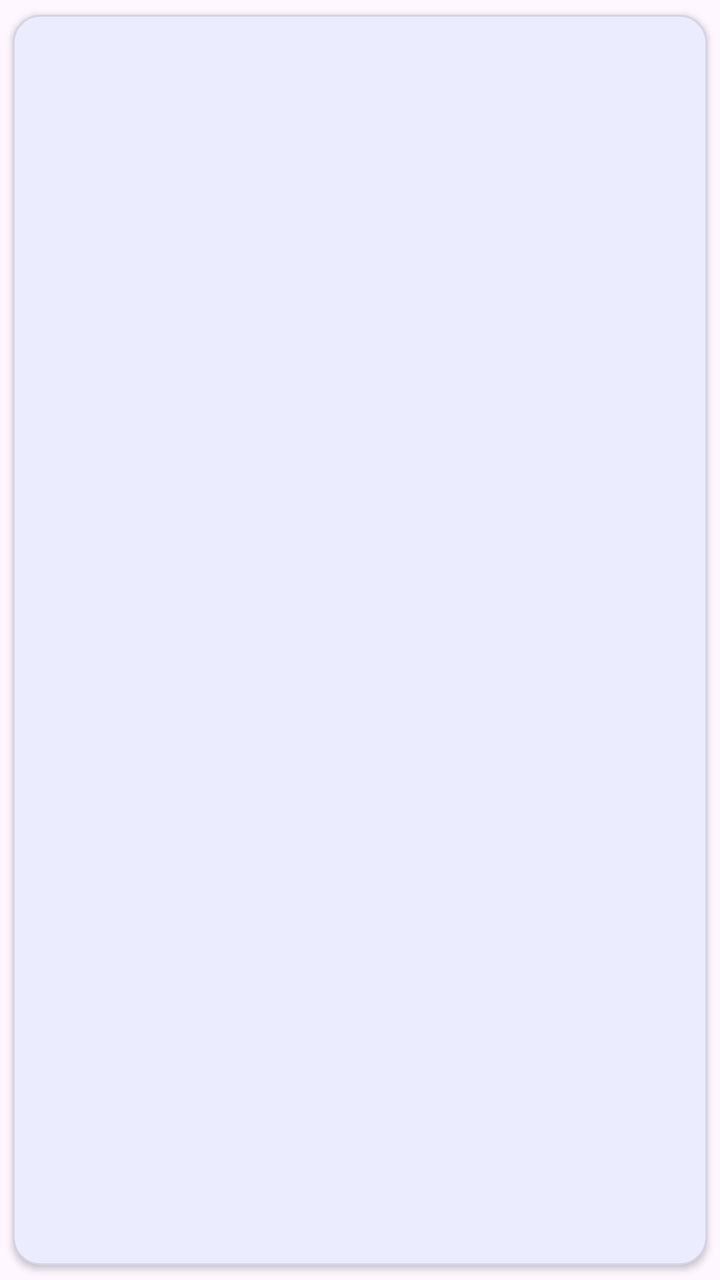
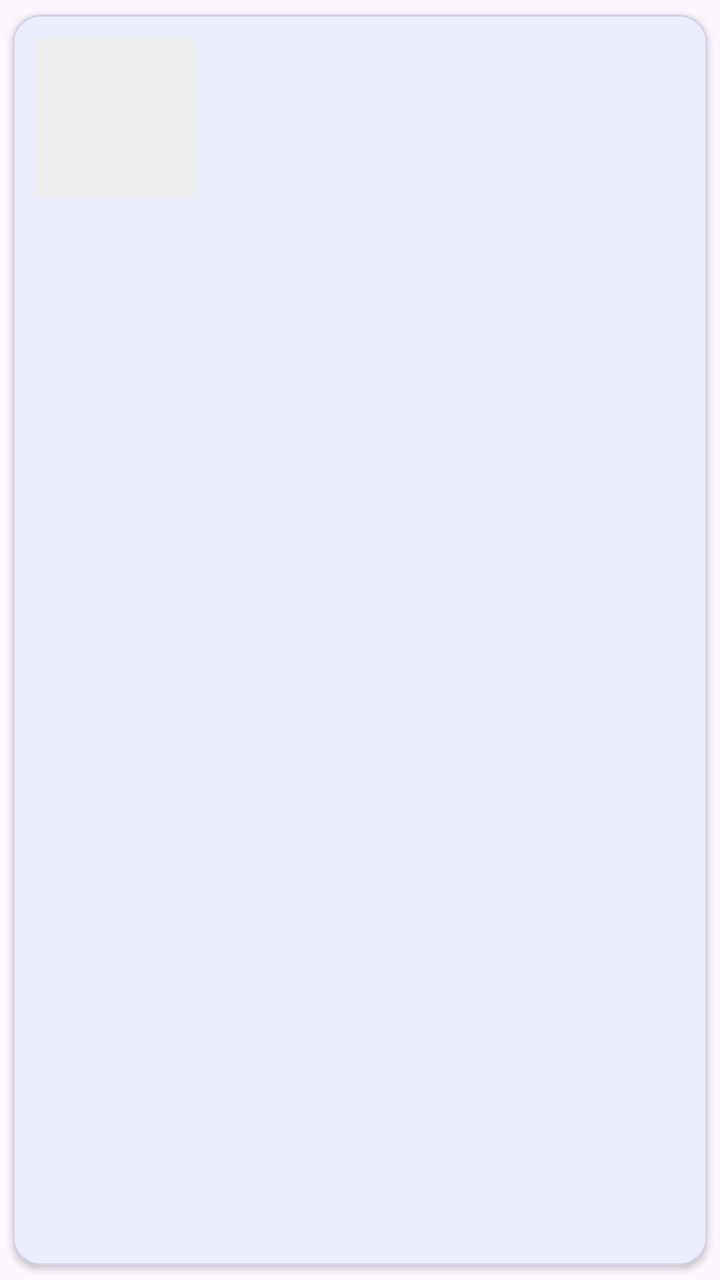

The first picture is an Android layout as it rendered before a commit; the second is the same layout after the commit. The layout source and the unified diff follow.
<!-- AndroidManifest.xml: application theme Theme.AcadenceApp -->
<!-- res/layout/item_doc_card.xml -->
<?xml version="1.0" encoding="utf-8"?>
<com.google.android.material.card.MaterialCardView
    xmlns:android="http://schemas.android.com/apk/res/android"
    xmlns:app="http://schemas.android.com/apk/res-auto"
    android:id="@+id/docCard"
    android:layout_width="match_parent"
    android:layout_height="wrap_content"
    android:layout_margin="8dp"
    app:cardUseCompatPadding="true"
    app:cardCornerRadius="14dp"
    app:cardElevation="2dp"
    app:strokeWidth="1dp"
    app:strokeColor="#1A000000">

    <LinearLayout
        android:layout_width="match_parent"
        android:layout_height="wrap_content"
        android:orientation="vertical"
        android:padding="12dp">

        <TextView
            android:id="@+id/docTitle"
            android:layout_width="match_parent"
            android:layout_height="wrap_content"
            android:textSize="16sp"
            android:textStyle="bold"
            android:maxLines="2"
            android:ellipsize="end"/>

        <TextView
            android:id="@+id/docMeta"
            android:layout_width="match_parent"
            android:layout_height="wrap_content"
            android:layout_marginTop="4dp"
            android:textSize="13sp"
            android:textColor="#7A000000"
            android:maxLines="1"
            android:ellipsize="end"/>

        <TextView
            android:id="@+id/docTags"
            android:layout_width="match_parent"
            android:layout_height="wrap_content"
            android:layout_marginTop="6dp"
            android:textSize="12sp"
            android:textColor="#990066FF"
            android:maxLines="1"
            android:ellipsize="end"/>
    </LinearLayout>
</com.google.android.material.card.MaterialCardView>
<!-- resources referenced by this layout -->
<resources>
  <style name="Theme.AcadenceApp" parent="Base.Theme.AcadenceApp" />
  <style name="Base.Theme.AcadenceApp" parent="Theme.Material3.DayNight.NoActionBar">
          <item name="colorPrimary">#0066FF</item>   
          <item name="colorPrimaryVariant">#004C99</item> 
          <item name="colorOnPrimary">#FFFFFF</item> 
      </style>
</resources>

<!-- the commit's change to res/layout/item_doc_card.xml (unified diff, before → after) -->
@@ -15,36 +15,52 @@
     <LinearLayout
         android:layout_width="match_parent"
         android:layout_height="wrap_content"
-        android:orientation="vertical"
+        android:orientation="horizontal"
         android:padding="12dp">
 
-        <TextView
-            android:id="@+id/docTitle"
-            android:layout_width="match_parent"
+        <ImageView
+            android:id="@+id/thumbnailImage"
+            android:layout_width="80dp"
+            android:layout_height="80dp"
+            android:scaleType="centerCrop"
+            android:background="#EEEEEE"
+            android:contentDescription="Thumbnail" />
+
+        <LinearLayout
+            android:layout_width="0dp"
             android:layout_height="wrap_content"
-            android:textSize="16sp"
-            android:textStyle="bold"
-            android:maxLines="2"
-            android:ellipsize="end"/>
+            android:layout_weight="1"
+            android:orientation="vertical"
+            android:paddingStart="12dp">
 
-        <TextView
-            android:id="@+id/docMeta"
-            android:layout_width="match_parent"
-            android:layout_height="wrap_content"
-            android:layout_marginTop="4dp"
-            android:textSize="13sp"
-            android:textColor="#7A000000"
-            android:maxLines="1"
-            android:ellipsize="end"/>
+            <TextView
+                android:id="@+id/titleText"
+                android:layout_width="wrap_content"
+                android:layout_height="wrap_content"
+                android:textSize="16sp"
+                android:textStyle="bold"
+                android:maxLines="2"
+                android:ellipsize="end" />
 
-        <TextView
-            android:id="@+id/docTags"
-            android:layout_width="match_parent"
-            android:layout_height="wrap_content"
-            android:layout_marginTop="6dp"
-            android:textSize="12sp"
-            android:textColor="#990066FF"
-            android:maxLines="1"
-            android:ellipsize="end"/>
+            <TextView
+                android:id="@+id/uploaderText"
+                android:layout_width="wrap_content"
+                android:layout_height="wrap_content"
+                android:layout_marginTop="4dp"
+                android:textSize="13sp"
+                android:textColor="#7A000000"
+                android:maxLines="1"
+                android:ellipsize="end" />
+
+            <TextView
+                android:id="@+id/tagText"
+                android:layout_width="wrap_content"
+                android:layout_height="wrap_content"
+                android:layout_marginTop="4dp"
+                android:textSize="12sp"
+                android:textColor="#990066FF"
+                android:maxLines="1"
+                android:ellipsize="end"/>
+        </LinearLayout>
     </LinearLayout>
 </com.google.android.material.card.MaterialCardView>
